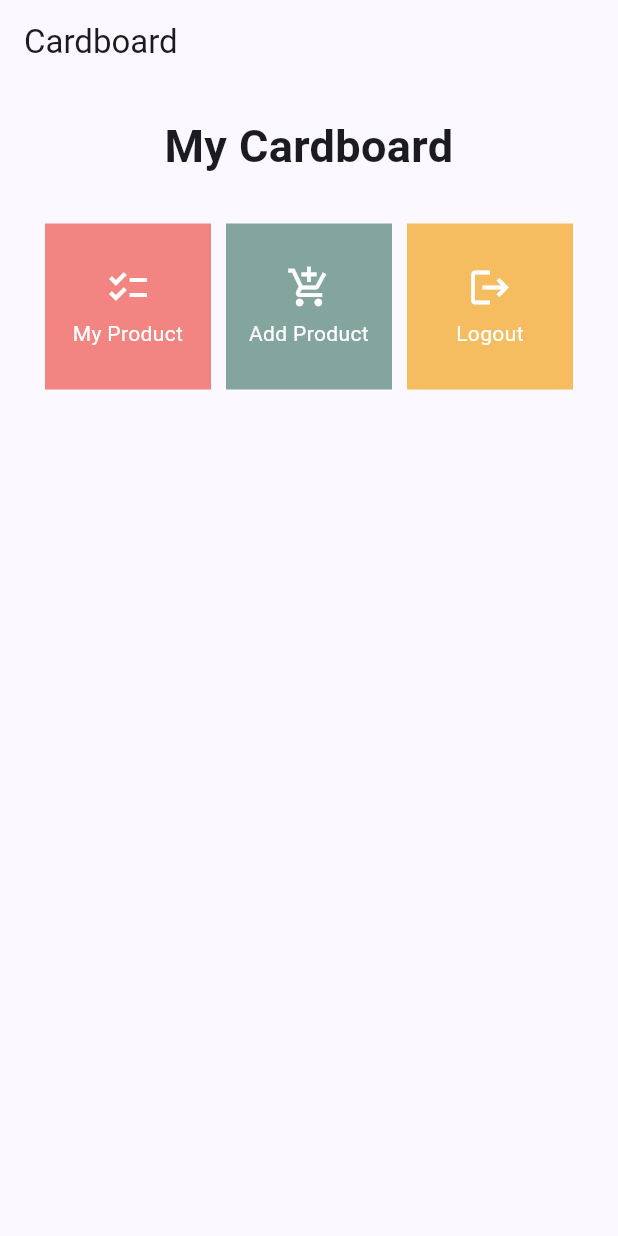
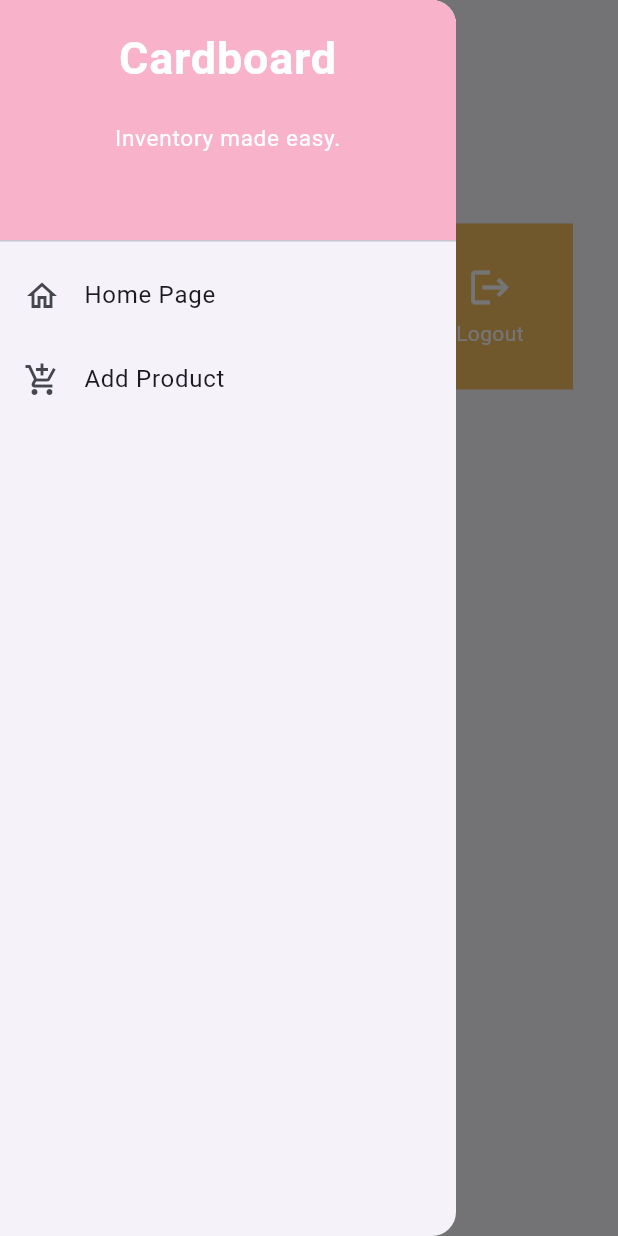
Before and after one commit to rachelzn/Cardboard, a Flutter app: the screen it shows after launch, with the side drawer open (before the commit the screen has no drawer), on a phone screen of 412 x 824 dp. Run offline on Flutter 3.47's test engine with Material 2 defaults, Android fonts, the phone set to English and light mode, and no system bars.

Commit message:
assignment 8

```diff
--- a/lib/main.dart
+++ b/lib/main.dart
@@ -1,4 +1,4 @@
-import 'package:cardboard/menu.dart';
+import 'package:cardboard/screens/menu.dart';
 import 'package:flutter/material.dart';
 
 void main() {
--- /dev/null
+++ b/lib/screens/menu.dart
@@ -0,0 +1,79 @@
+import 'package:flutter/material.dart';
+import 'package:cardboard/widgets/board_card.dart';
+import 'package:cardboard/widgets/left_drawer.dart';
+
+class MyHomePage extends StatelessWidget {
+  MyHomePage({Key? key}) : super(key: key);
+  final List<CardboardItem> items = [
+    CardboardItem("My Product", Icons.checklist, const Color(0xFFF28582)),
+    CardboardItem(
+        "Add Product", Icons.add_shopping_cart, const Color(0xFF84A59E)),
+    CardboardItem("Logout", Icons.logout, const Color(0xFFF5BD60)),
+  ];
+
+  // This widget is the home page of your application. It is stateful, meaning
+  // that it has a State object (defined below) that contains fields that affect
+  // how it looks.
+
+  // This class is the configuration for the state. It holds the values (in this
+  // case the title) provided by the parent (in this case the App widget) and
+  // used by the build method of the State. Fields in a Widget subclass are
+  // always marked "final".
+
+  @override
+  Widget build(BuildContext context) {
+    return Scaffold(
+      appBar: AppBar(
+        title: const Text(
+          'Cardboard',
+        ),
+      ),
+      drawer: const LeftDrawer(),
+      body: SingleChildScrollView(
+        // Widget wrapper yang dapat discroll
+        child: Padding(
+          padding: const EdgeInsets.all(10.0), // Set padding dari halaman
+          child: Column(
+            // Widget untuk menampilkan children secara vertikal
+            children: <Widget>[
+              const Padding(
+                padding: EdgeInsets.only(top: 10.0, bottom: 10.0),
+                // Widget Text untuk menampilkan tulisan dengan alignment center dan style yang sesuai
+                child: Text(
+                  'My Cardboard', // Text yang menandakan toko
+                  textAlign: TextAlign.center,
+                  style: TextStyle(
+                    fontSize: 30,
+                    fontWeight: FontWeight.bold,
+                  ),
+                ),
+              ),
+              // Grid layout
+              GridView.count(
+                // Container pada card kita.
+                primary: true,
+                padding: const EdgeInsets.all(20),
+                crossAxisSpacing: 10,
+                mainAxisSpacing: 10,
+                crossAxisCount: 3,
+                shrinkWrap: true,
+                children: items.map((CardboardItem item) {
+                  // Iterasi untuk setiap item
+                  return CardboardCard(item);
+                }).toList(),
+              ),
+            ],
+          ),
+        ),
+      ),
+    );
+  }
+}
+
+class CardboardItem {
+  final String name;
+  final IconData icon;
+  final Color backgroundColor;
+
+  CardboardItem(this.name, this.icon, this.backgroundColor);
+}
--- /dev/null
+++ b/lib/widgets/board_card.dart
@@ -0,0 +1,54 @@
+import 'package:flutter/material.dart';
+import 'package:cardboard/screens/menu.dart';
+import 'package:cardboard/screens/boardlist_form.dart';
+
+class CardboardCard extends StatelessWidget {
+  final CardboardItem item;
+  const CardboardCard(this.item, {super.key}); // Constructor
+
+  @override
+  Widget build(BuildContext context) {
+    return Material(
+      color: item.backgroundColor,
+      child: InkWell(
+        // Area responsive terhadap sentuhan
+        onTap: () {
+          if (item.name == "Add Product") {
+            Navigator.pushReplacement(
+              context,
+              MaterialPageRoute(builder: (context) => CardboardFormPage()),
+            );
+          } else {
+            // Show SnackBar for other buttons
+            ScaffoldMessenger.of(context)
+              ..hideCurrentSnackBar()
+              ..showSnackBar(SnackBar(
+                  content: Text("You've pressed the '${item.name}' button!")));
+          }
+        },
+        child: Container(
+          // Container untuk menyimpan Icon dan Text
+          padding: const EdgeInsets.all(8),
+          child: Center(
+            child: Column(
+              mainAxisAlignment: MainAxisAlignment.center,
+              children: [
+                Icon(
+                  item.icon,
+                  color: Colors.white,
+                  size: 30.0,
+                ),
+                const Padding(padding: EdgeInsets.all(3)),
+                Text(
+                  item.name,
+                  textAlign: TextAlign.center,
+                  style: const TextStyle(color: Colors.white),
+                ),
+              ],
+            ),
+          ),
+        ),
+      ),
+    );
+  }
+}
--- /dev/null
+++ b/lib/widgets/left_drawer.dart
@@ -0,0 +1,71 @@
+// ignore_for_file: prefer_const_literals_to_create_immutables
+
+import 'package:flutter/material.dart';
+import 'package:cardboard/screens/menu.dart';
+import 'package:cardboard/screens/boardlist_form.dart';
+
+class LeftDrawer extends StatelessWidget {
+  const LeftDrawer({super.key});
+
+  @override
+  Widget build(BuildContext context) {
+    return Drawer(
+      child: ListView(
+        children: [
+          const DrawerHeader(
+            decoration: BoxDecoration(
+              color: Color(0xFFF8B3CA),
+            ),
+            child: Column(
+              children: [
+                Text(
+                  'Cardboard',
+                  textAlign: TextAlign.center,
+                  style: TextStyle(
+                    fontSize: 30,
+                    fontWeight: FontWeight.bold,
+                    color: Colors.white,
+                  ),
+                ),
+                Padding(padding: EdgeInsets.all(10)),
+                Text(
+                  "Inventory made easy.",
+                  textAlign: TextAlign.center,
+                  style: TextStyle(
+                    fontSize: 15,
+                    fontWeight: FontWeight.normal,
+                    color: Colors.white,
+                  ),
+                ),
+              ],
+            ),
+          ),
+          ListTile(
+            leading: const Icon(Icons.home_outlined),
+            title: const Text('Home Page'),
+            // Bagian redirection ke MyHomePage
+            onTap: () {
+              Navigator.pushReplacement(
+                context,
+                MaterialPageRoute(
+                  builder: (context) => MyHomePage(),
+                ),
+              );
+            },
+          ),
+          ListTile(
+            leading: const Icon(Icons.add_shopping_cart),
+            title: const Text('Add Product'),
+            // Bagian redirection ke ShopFormPage
+            onTap: () {
+              Navigator.pushReplacement(
+                context,
+                MaterialPageRoute(builder: (context) => CardboardFormPage()),
+              );
+            },
+          ),
+        ],
+      ),
+    );
+  }
+}
--- a/pubspec.yaml
+++ b/pubspec.yaml
@@ -30,11 +30,6 @@ environment:
 dependencies:
   flutter:
     sdk: flutter
-
-
-  # The following adds the Cupertino Icons font to your application.
-  # Use with the CupertinoIcons class for iOS style icons.
-  cupertino_icons: ^1.0.2
 
 dev_dependencies:
   flutter_test:
```
Also changed, not shown: lib/screens/boardlist_form.dart (added, +171 -0 lines), pubspec.lock, 34 other files.
